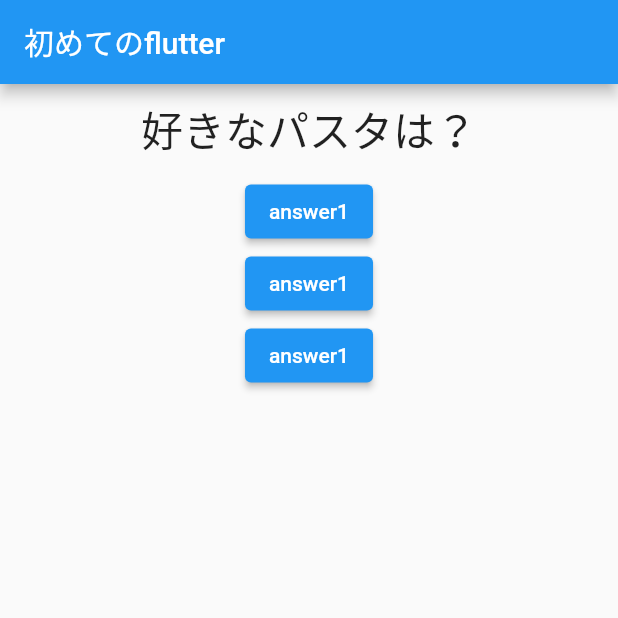
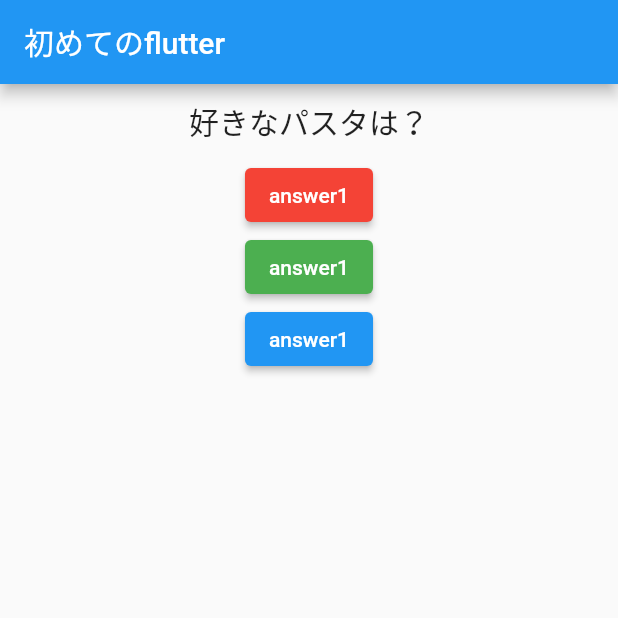
Before and after one commit to ShuntaH/quiz_app_flutter, a Flutter app: the screen it shows after launch, after a tap on "answer1", on a phone screen of 412 x 824 dp, the top half of it. Run offline on Flutter 3.47's test engine with Material 2 defaults, Android fonts, the phone set to English and light mode, and no system bars.

Commit message:
UPDATE: enable to do color styling

```diff
--- a/lib/main.dart
+++ b/lib/main.dart
@@ -21,7 +21,6 @@ class MyAppState extends State<MyApp> {
   void _answerQuestion() {
     setState(() {
       _questionIndex++;
-      print(_questionIndex);
     });
   }
 
@@ -34,13 +33,26 @@ class MyAppState extends State<MyApp> {
           title: const Text('初めてのflutter'),
         ),
         body: Column(children: [
-          Question(questionText: questions[_questionIndex],),
+          Question(
+            questionText: questions[_questionIndex],
+          ),
           ElevatedButton(
-              onPressed: _answerQuestion, child: const Text('answer1')),
+            onPressed: _answerQuestion,
+            style: ButtonStyle(
+              backgroundColor: MaterialStateProperty.all(Colors.red),
+            ),
+            child: const Text('answer1'),
+          ),
           ElevatedButton(
-              onPressed: _answerQuestion, child: const Text('answer1')),
+              style: ButtonStyle(
+                  backgroundColor: MaterialStateProperty.all(Colors.green)),
+              onPressed: _answerQuestion,
+              child: const Text('answer1')),
           ElevatedButton(
-              onPressed: _answerQuestion, child: const Text('answer1')),
+              style: ButtonStyle(
+                  backgroundColor: MaterialStateProperty.all(Colors.blue)),
+              onPressed: _answerQuestion,
+              child: const Text('answer1')),
         ]),
       ),
     );
--- a/lib/question.dart
+++ b/lib/question.dart
@@ -11,7 +11,7 @@ class Question extends StatelessWidget {
       margin: const EdgeInsets.all(10),
       child: Text(
         questionText,
-        style: const TextStyle(fontSize: 28),
+        style: const TextStyle(fontSize: 20),
         textAlign: TextAlign.center,
       ),
     );
```
